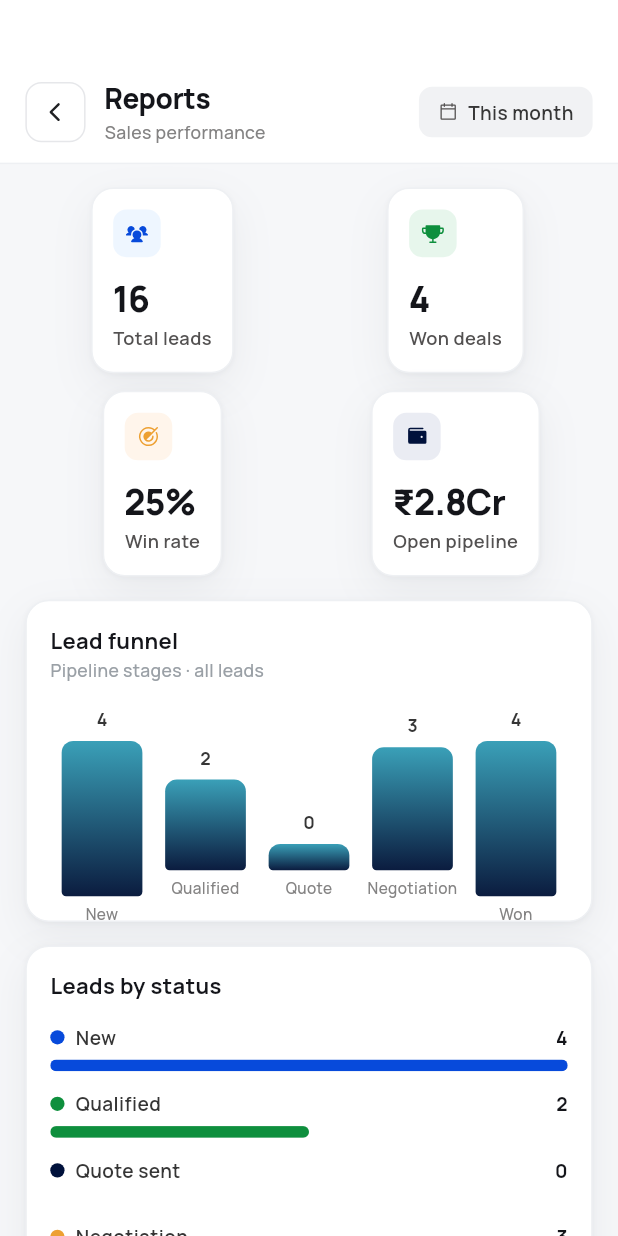
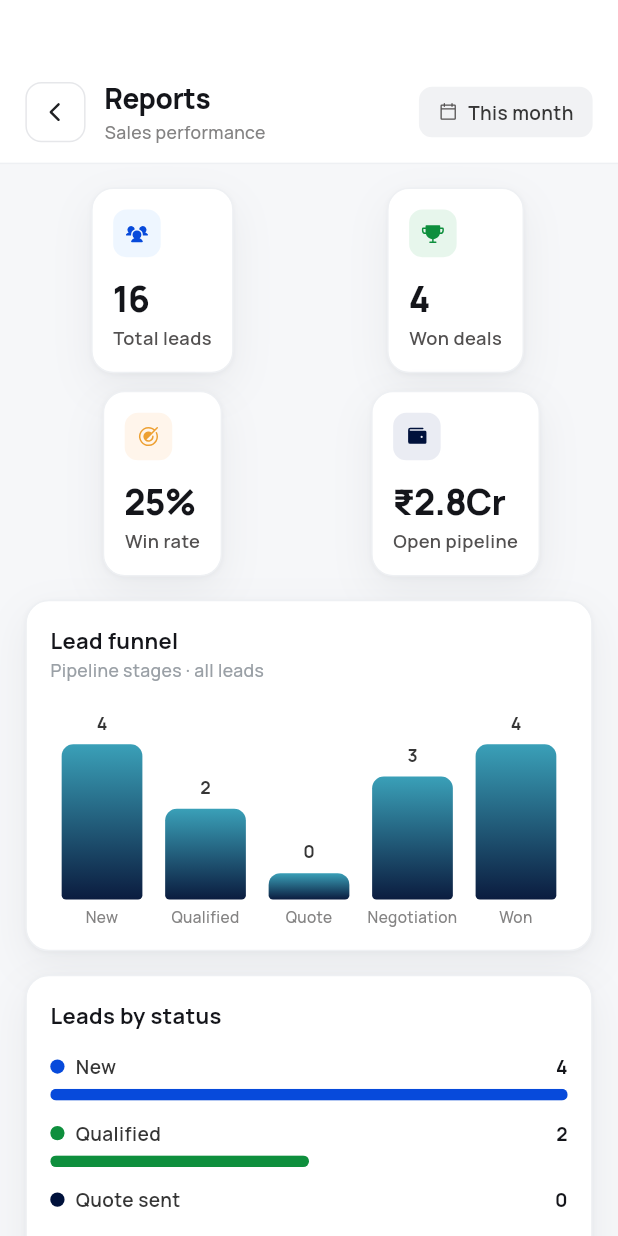
Before and after one commit to sreekesh-nexotech/clozr-flutter-v2, a Flutter app: the ReportsScreen screen opened by its route, on a phone screen of 412 x 824 dp. Run offline on Flutter 3.47's test engine with Material 3 defaults, Android fonts, the light colour scheme and no system bars; our stand-ins replace equatable, fl_chart, flutter_riverpod, flutter_screenutil, go_router, phosphor_flutter.

Commit message:
local changes

```diff
--- a/lib/features/crm/presentation/screens/reports_screen.dart
+++ b/lib/features/crm/presentation/screens/reports_screen.dart
@@ -162,7 +162,7 @@ class ReportsScreen extends ConsumerWidget {
           Text('Pipeline stages · all leads', style: AppText.custom(size: 12, weight: FontWeight.w500, color: AppColors.textPlaceholder)),
           SizedBox(height: 16.h),
           SizedBox(
-            height: 130.h,
+            height: 150.h,
             child: Row(
               crossAxisAlignment: CrossAxisAlignment.end,
               children: [
```
